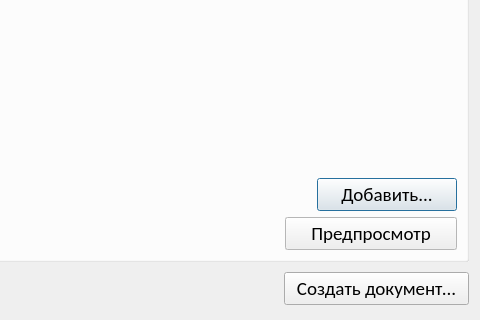
The window that ui_files/ishod_w.ui (MargaritaLipatova/Prorgams-text-to-docx) describes before a commit, drawn with Qt 5; both pictures show x 208 to 688 and y 256 to 576 of the 688 by 576 pixel window.
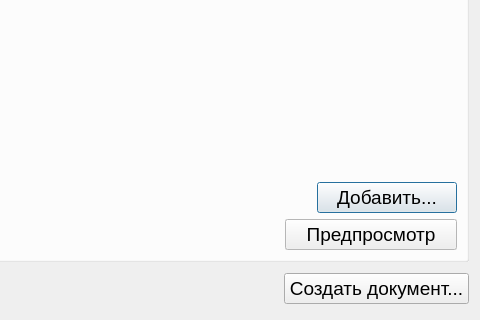
The same window after the commit. Icons and pictures are not drawn.

Commit message: Добавлено окно фильтра

The edit to the form file:
```diff
--- a/ui_files/ishod_w.ui
+++ b/ui_files/ishod_w.ui
@@ -177,7 +177,7 @@
           </property>
           <property name="font">
            <font>
-            <family>Calibri</family>
+            <family>Arial</family>
             <pointsize>14</pointsize>
             <weight>50</weight>
             <bold>false</bold>
@@ -285,7 +285,7 @@
           </property>
           <property name="font">
            <font>
-            <family>Calibri</family>
+            <family>Arial</family>
             <pointsize>14</pointsize>
             <weight>50</weight>
             <bold>false</bold>
@@ -364,7 +364,7 @@
        </property>
        <property name="font">
         <font>
-         <family>Calibri</family>
+         <family>Arial</family>
          <pointsize>14</pointsize>
          <weight>50</weight>
          <bold>false</bold>
```
The commit also changes 6 other files.
